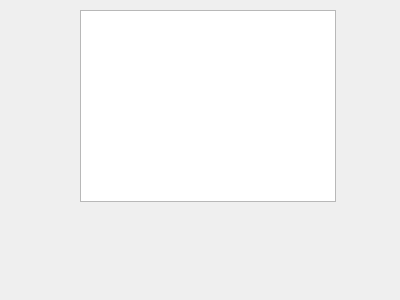
Old version of the form about.ui in the repository JeanCellier/QtProjet.
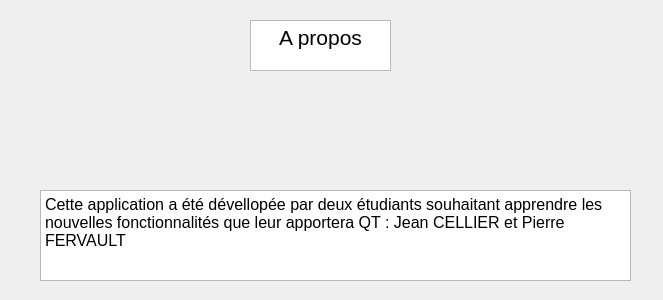
New version of the form. Icons and pictures are not drawn.

Patch:
```diff
--- a/about.ui
+++ b/about.ui
@@ -6,24 +6,61 @@
    <rect>
     <x>0</x>
     <y>0</y>
-    <width>400</width>
+    <width>663</width>
     <height>300</height>
    </rect>
   </property>
   <property name="windowTitle">
    <string>Dialog</string>
   </property>
-  <widget class="QGraphicsView" name="polytechView">
+  <widget class="QTextBrowser" name="textBrowser">
    <property name="geometry">
     <rect>
-     <x>80</x>
-     <y>10</y>
-     <width>256</width>
-     <height>192</height>
+     <x>40</x>
+     <y>190</y>
+     <width>591</width>
+     <height>91</height>
     </rect>
    </property>
-   <property name="toolTip">
-    <string>&lt;html&gt;&lt;head/&gt;&lt;body&gt;&lt;p&gt;file:///C:/Users/Pierre/Documents/QtProjet/polytech.png&lt;/p&gt;&lt;/body&gt;&lt;/html&gt;</string>
+   <property name="html">
+    <string>&lt;!DOCTYPE HTML PUBLIC &quot;-//W3C//DTD HTML 4.0//EN&quot; &quot;http://www.w3.org/TR/REC-html40/strict.dtd&quot;&gt;
+&lt;html&gt;&lt;head&gt;&lt;meta name=&quot;qrichtext&quot; content=&quot;1&quot; /&gt;&lt;style type=&quot;text/css&quot;&gt;
+p, li { white-space: pre-wrap; }
+&lt;/style&gt;&lt;/head&gt;&lt;body style=&quot; font-family:'MS Shell Dlg 2'; font-size:7.8pt; font-weight:400; font-style:normal;&quot;&gt;
+&lt;p style=&quot; margin-top:0px; margin-bottom:0px; margin-left:0px; margin-right:0px; -qt-block-indent:0; text-indent:0px;&quot;&gt;&lt;span style=&quot; font-size:12pt;&quot;&gt;Cette application a été dévellopée par deux étudiants souhaitant apprendre les nouvelles fonctionnalités que leur apportera QT : Jean CELLIER et Pierre FERVAULT &lt;/span&gt;&lt;/p&gt;&lt;/body&gt;&lt;/html&gt;</string>
+   </property>
+  </widget>
+  <widget class="QLabel" name="label">
+   <property name="geometry">
+    <rect>
+     <x>250</x>
+     <y>80</y>
+     <width>141</width>
+     <height>101</height>
+    </rect>
+   </property>
+   <property name="text">
+    <string/>
+   </property>
+   <property name="pixmap">
+    <pixmap>polytech.png</pixmap>
+   </property>
+  </widget>
+  <widget class="QTextBrowser" name="textBrowser_2">
+   <property name="geometry">
+    <rect>
+     <x>250</x>
+     <y>20</y>
+     <width>141</width>
+     <height>51</height>
+    </rect>
+   </property>
+   <property name="html">
+    <string>&lt;!DOCTYPE HTML PUBLIC &quot;-//W3C//DTD HTML 4.0//EN&quot; &quot;http://www.w3.org/TR/REC-html40/strict.dtd&quot;&gt;
+&lt;html&gt;&lt;head&gt;&lt;meta name=&quot;qrichtext&quot; content=&quot;1&quot; /&gt;&lt;style type=&quot;text/css&quot;&gt;
+p, li { white-space: pre-wrap; }
+&lt;/style&gt;&lt;/head&gt;&lt;body style=&quot; font-family:'MS Shell Dlg 2'; font-size:7.8pt; font-weight:400; font-style:normal;&quot;&gt;
+&lt;p align=&quot;center&quot; style=&quot; margin-top:0px; margin-bottom:0px; margin-left:0px; margin-right:0px; -qt-block-indent:0; text-indent:0px;&quot;&gt;&lt;span style=&quot; font-size:16pt;&quot;&gt;A propos&lt;/span&gt;&lt;/p&gt;&lt;/body&gt;&lt;/html&gt;</string>
    </property>
   </widget>
  </widget>
```
Left out of the diff: 4 changed lines with no effect on the pictures.
